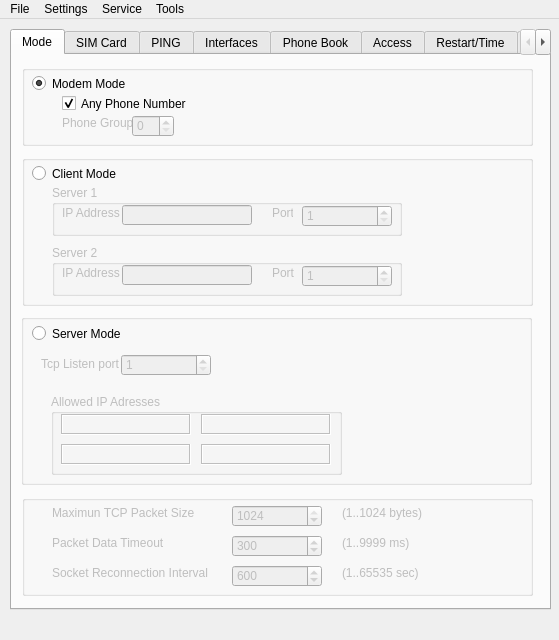
The window that mainwindow.ui (nmacs/metcom) describes before a commit, drawn with Qt 5.
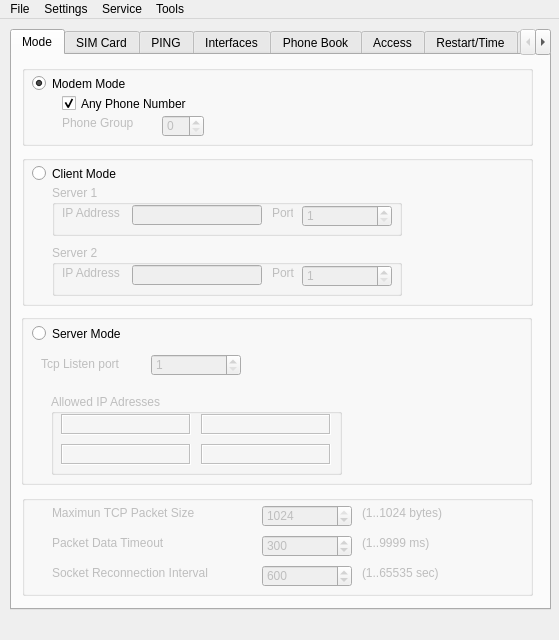
The same window after the commit. The open tabs and pages were chosen to show the change. Custom widgets are drawn as their Qt base class.

```diff
--- a/mainwindow.ui
+++ b/mainwindow.ui
@@ -35,7 +35,7 @@
        <rect>
         <x>20</x>
         <y>20</y>
-        <width>131</width>
+        <width>170</width>
         <height>17</height>
        </rect>
       </property>
@@ -51,7 +51,7 @@
        <rect>
         <x>20</x>
         <y>110</y>
-        <width>141</width>
+        <width>170</width>
         <height>17</height>
        </rect>
       </property>
@@ -95,7 +95,7 @@
         <rect>
          <x>40</x>
          <y>50</y>
-         <width>81</width>
+         <width>90</width>
          <height>16</height>
         </rect>
        </property>
@@ -109,7 +109,7 @@
        </property>
        <property name="geometry">
         <rect>
-         <x>110</x>
+         <x>140</x>
          <y>50</y>
          <width>42</width>
          <height>22</height>
@@ -152,7 +152,7 @@
          <rect>
           <x>10</x>
           <y>20</y>
-          <width>61</width>
+          <width>70</width>
           <height>16</height>
          </rect>
         </property>
@@ -192,7 +192,7 @@
        <widget class="QLineEdit" name="IPC1">
         <property name="geometry">
          <rect>
-          <x>70</x>
+          <x>80</x>
           <y>20</y>
           <width>130</width>
           <height>20</height>
@@ -220,7 +220,7 @@
          <rect>
           <x>10</x>
           <y>20</y>
-          <width>61</width>
+          <width>70</width>
           <height>16</height>
          </rect>
         </property>
@@ -260,7 +260,7 @@
        <widget class="QLineEdit" name="IPC2">
         <property name="geometry">
          <rect>
-          <x>70</x>
+          <x>80</x>
           <y>20</y>
           <width>130</width>
           <height>20</height>
@@ -277,7 +277,7 @@
        <rect>
         <x>20</x>
         <y>270</y>
-        <width>141</width>
+        <width>170</width>
         <height>17</height>
        </rect>
       </property>
@@ -393,7 +393,7 @@
       <widget class="QSpinBox" name="PTSR">
        <property name="geometry">
         <rect>
-         <x>100</x>
+         <x>130</x>
          <y>40</y>
          <width>90</width>
          <height>22</height>
@@ -427,7 +427,7 @@
         <rect>
          <x>30</x>
          <y>10</y>
-         <width>171</width>
+         <width>200</width>
          <height>16</height>
         </rect>
        </property>
@@ -440,7 +440,7 @@
         <rect>
          <x>30</x>
          <y>40</y>
-         <width>171</width>
+         <width>200</width>
          <height>16</height>
         </rect>
        </property>
@@ -453,7 +453,7 @@
         <rect>
          <x>30</x>
          <y>70</y>
-         <width>171</width>
+         <width>200</width>
          <height>16</height>
         </rect>
        </property>
@@ -464,7 +464,7 @@
       <widget class="QLabel" name="label_17">
        <property name="geometry">
         <rect>
-         <x>320</x>
+         <x>340</x>
          <y>10</y>
          <width>91</width>
          <height>16</height>
@@ -477,7 +477,7 @@
       <widget class="QLabel" name="label_18">
        <property name="geometry">
         <rect>
-         <x>320</x>
+         <x>340</x>
          <y>40</y>
          <width>91</width>
          <height>16</height>
@@ -490,7 +490,7 @@
       <widget class="QLabel" name="label_19">
        <property name="geometry">
         <rect>
-         <x>320</x>
+         <x>340</x>
          <y>70</y>
          <width>91</width>
          <height>16</height>
@@ -503,7 +503,7 @@
       <widget class="QSpinBox" name="MPSZ">
        <property name="geometry">
         <rect>
-         <x>210</x>
+         <x>240</x>
          <y>10</y>
          <width>90</width>
          <height>22</height>
@@ -522,7 +522,7 @@
       <widget class="QSpinBox" name="TRDT">
        <property name="geometry">
         <rect>
-         <x>210</x>
+         <x>240</x>
          <y>40</y>
          <width>90</width>
          <height>22</height>
@@ -541,7 +541,7 @@
       <widget class="QSpinBox" name="SITT">
        <property name="geometry">
         <rect>
-         <x>210</x>
+         <x>240</x>
          <y>70</y>
          <width>90</width>
          <height>22</height>
```
Left out of the diff: 88 changed lines with no effect on the pictures.
